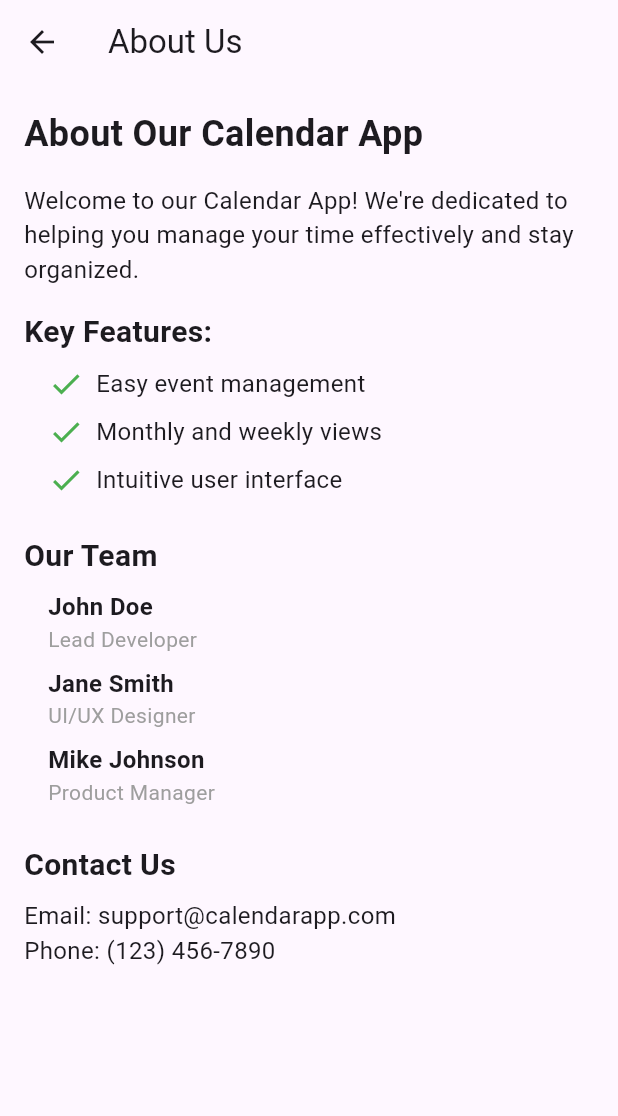
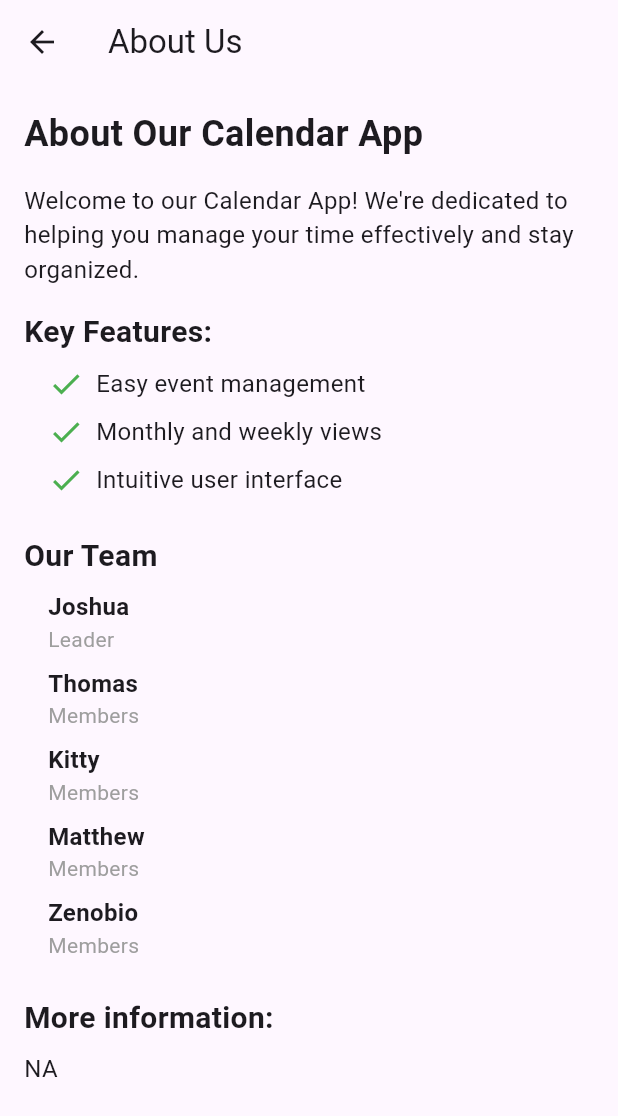
Before and after one commit to kk514k/calendar, a Flutter app: the screen it shows after launch, in the side drawer, after a tap on "About Us", on a phone screen of 412 x 824 dp. Shown: the top 1116 px of the screen. Run offline on Flutter 3.47's test engine with Material 3 defaults, Android fonts, the phone set to English and light mode, and no system bars; drawn by our look-alikes of calendar_view; our stand-ins replace flutter_local_notifications, flutter_timezone, timezone.

Commit message:
update about us

```diff
--- a/lib/about_us_page.dart
+++ b/lib/about_us_page.dart
@@ -45,12 +45,14 @@ class AboutUsPage extends StatelessWidget {
               ),
             ),
             SizedBox(height: 8),
-            _buildTeamMember('John Doe', 'Lead Developer'),
-            _buildTeamMember('Jane Smith', 'UI/UX Designer'),
-            _buildTeamMember('Mike Johnson', 'Product Manager'),
+            _buildTeamMember('Joshua', 'Leader'),
+            _buildTeamMember('Thomas', 'Members'),
+            _buildTeamMember('Kitty', 'Members'),
+            _buildTeamMember('Matthew', 'Members'),
+            _buildTeamMember('Zenobio', 'Members'),
             SizedBox(height: 16),
             Text(
-              'Contact Us',
+              'More information:',
               style: TextStyle(
                 fontSize: 20,
                 fontWeight: FontWeight.bold,
@@ -58,7 +60,7 @@ class AboutUsPage extends StatelessWidget {
             ),
             SizedBox(height: 8),
             Text(
-              'Email: support@calendarapp.com\nPhone: (123) 456-7890',
+              'NA',
               style: TextStyle(fontSize: 16),
             ),
           ],
```
